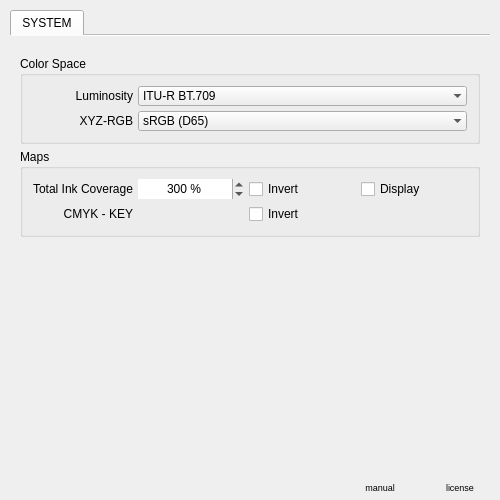
Qt form pigment_o/sampler_settings.ui (negabakuru/Pigment.O) before a commit.
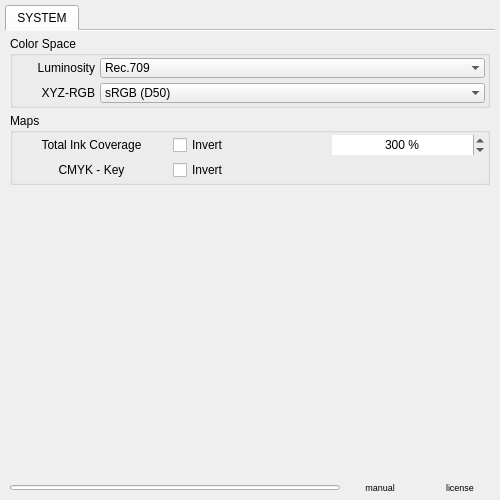
The same form after that commit.

```diff
--- a/pigment_o/sampler_settings.ui
+++ b/pigment_o/sampler_settings.ui
@@ -48,13 +48,13 @@
        <number>0</number>
       </property>
       <property name="leftMargin">
-       <number>10</number>
+       <number>5</number>
       </property>
       <property name="topMargin">
-       <number>10</number>
+       <number>5</number>
       </property>
       <property name="rightMargin">
-       <number>10</number>
+       <number>5</number>
       </property>
       <property name="bottomMargin">
        <number>0</number>
@@ -127,8 +127,8 @@
               <rect>
                <x>0</x>
                <y>0</y>
-               <width>480</width>
-               <height>448</height>
+               <width>490</width>
+               <height>453</height>
               </rect>
              </property>
              <layout class="QVBoxLayout" name="scroll_area_contents_system_layout">
@@ -136,16 +136,16 @@
                <number>5</number>
               </property>
               <property name="leftMargin">
-               <number>10</number>
+               <number>5</number>
               </property>
               <property name="topMargin">
-               <number>20</number>
+               <number>5</number>
               </property>
               <property name="rightMargin">
-               <number>10</number>
+               <number>5</number>
               </property>
               <property name="bottomMargin">
-               <number>10</number>
+               <number>5</number>
               </property>
               <item>
                <widget class="QGroupBox" name="group_color_space">
@@ -161,18 +161,21 @@
                 <property name="title">
                  <string>Color Space</string>
                 </property>
+                <property name="flat">
+                 <bool>true</bool>
+                </property>
                 <layout class="QGridLayout" name="group_color_space_layout">
                  <property name="leftMargin">
-                  <number>10</number>
+                  <number>2</number>
                  </property>
                  <property name="topMargin">
-                  <number>10</number>
+                  <number>2</number>
                  </property>
                  <property name="rightMargin">
-                  <number>10</number>
+                  <number>2</number>
                  </property>
                  <property name="bottomMargin">
-                  <number>10</number>
+                  <number>2</number>
                  </property>
                  <property name="spacing">
                   <number>5</number>
@@ -181,13 +184,13 @@
                   <widget class="QLabel" name="cs_luminosity_label">
                    <property name="minimumSize">
                     <size>
-                     <width>100</width>
+                     <width>80</width>
                      <height>20</height>
                     </size>
                    </property>
                    <property name="maximumSize">
                     <size>
-                     <width>100</width>
+                     <width>80</width>
                      <height>20</height>
                     </size>
                    </property>
@@ -232,7 +235,7 @@
                    </item>
                    <item>
                     <property name="text">
-                     <string>ITU-R BT.709</string>
+                     <string>Rec.709</string>
                     </property>
                    </item>
                    <item>
@@ -246,13 +249,13 @@
                   <widget class="QLabel" name="cs_matrix_label">
                    <property name="minimumSize">
                     <size>
-                     <width>100</width>
+                     <width>80</width>
                      <height>20</height>
                     </size>
                    </property>
                    <property name="maximumSize">
                     <size>
-                     <width>100</width>
+                     <width>80</width>
                      <height>20</height>
                     </size>
                    </property>
@@ -285,7 +288,7 @@
                     <enum>Qt::NoFocus</enum>
                    </property>
                    <property name="currentIndex">
-                    <number>1</number>
+                    <number>0</number>
                    </property>
                    <property name="frame">
                     <bool>false</bool>
@@ -410,95 +413,26 @@
                 <property name="title">
                  <string>Maps</string>
                 </property>
+                <property name="flat">
+                 <bool>true</bool>
+                </property>
                 <layout class="QGridLayout" name="group_options_layout">
                  <property name="leftMargin">
-                  <number>10</number>
+                  <number>2</number>
                  </property>
                  <property name="topMargin">
-                  <number>10</number>
+                  <number>2</number>
                  </property>
                  <property name="rightMargin">
-                  <number>10</number>
+                  <number>2</number>
                  </property>
                  <property name="bottomMargin">
-                  <number>10</number>
+                  <number>2</number>
                  </property>
                  <property name="spacing">
                   <number>5</number>
                  </property>
-                 <item row="0" column="0">
-                  <widget class="QLabel" name="label_2">
-                   <property name="minimumSize">
-                    <size>
-                     <width>100</width>
-                     <height>20</height>
-                    </size>
-                   </property>
-                   <property name="maximumSize">
-                    <size>
-                     <width>100</width>
-                     <height>20</height>
-                    </size>
-                   </property>
-                   <property name="text">
-                    <string>Total Ink Coverage</string>
-                   </property>
-                   <property name="alignment">
-                    <set>Qt::AlignRight|Qt::AlignTrailing|Qt::AlignVCenter</set>
-                   </property>
-                  </widget>
-                 </item>
-                 <item row="1" column="0">
-                  <widget class="QLabel" name="label">
-                   <property name="minimumSize">
-                    <size>
-                     <width>100</width>
-                     <height>20</height>
-                    </size>
-                   </property>
-                   <property name="maximumSize">
-                    <size>
-                     <width>100</width>
-                     <height>20</height>
-                    </size>
-                   </property>
-                   <property name="text">
-                    <string>CMYK - KEY</string>
-                   </property>
-                   <property name="alignment">
-                    <set>Qt::AlignRight|Qt::AlignTrailing|Qt::AlignVCenter</set>
-                   </property>
-                  </widget>
-                 </item>
-                 <item row="0" column="4">
-                  <widget class="QCheckBox" name="tic_display">
-                   <property name="sizePolicy">
-                    <sizepolicy hsizetype="Ignored" vsizetype="Fixed">
-                     <horstretch>0</horstretch>
-                     <verstretch>0</verstretch>
-                    </sizepolicy>
-                   </property>
-                   <property name="minimumSize">
-                    <size>
-                     <width>0</width>
-                     <height>20</height>
-                    </size>
-                   </property>
-                   <property name="maximumSize">
-                    <size>
-                     <width>16777215</width>
-                     <height>20</height>
-                    </size>
-                   </property>
-                   <property name="focusPolicy">
-                    <enum>Qt::NoFocus</enum>
-                   </property>
-                   <property name="text">
-                    <string>Display</string>
-                   </property>
-                  </widget>
-                 </item>
-                 <item row="0" column="1">
+                 <item row="0" column="6">
                   <widget class="QSpinBox" name="tic_value">
                    <property name="sizePolicy">
                     <sizepolicy hsizetype="Ignored" vsizetype="Fixed">
@@ -508,7 +442,7 @@
                    </property>
                    <property name="minimumSize">
                     <size>
-                     <width>60</width>
+                     <width>0</width>
                      <height>20</height>
                     </size>
                    </property>
@@ -544,8 +478,51 @@
                    </property>
                   </widget>
                  </item>
+                 <item row="1" column="0">
+                  <widget class="QPushButton" name="cmyk_key">
+                   <property name="sizePolicy">
+                    <sizepolicy hsizetype="Preferred" vsizetype="Preferred">
+                     <horstretch>0</horstretch>
+                     <verstretch>0</verstretch>
+                    </sizepolicy>
+                   </property>
+                   <property name="maximumSize">
+                    <size>
+                     <width>16777215</width>
+                     <height>20</height>
+                    </size>
+                   </property>
+                   <property name="focusPolicy">
+                    <enum>Qt::NoFocus</enum>
+                   </property>
+                   <property name="text">
+                    <string>CMYK - Key</string>
+                   </property>
+                   <property name="flat">
+                    <bool>true</bool>
+                   </property>
+                  </widget>
+                 </item>
                  <item row="0" column="3">
-                  <widget class="QCheckBox" name="invert_tic">
+                  <widget class="QCheckBox" name="tic_invert">
+                   <property name="sizePolicy">
+                    <sizepolicy hsizetype="Ignored" vsizetype="Fixed">
+                     <horstretch>0</horstretch>
+                     <verstretch>0</verstretch>
+                    </sizepolicy>
+                   </property>
+                   <property name="minimumSize">
+                    <size>
+                     <width>0</width>
+                     <height>20</height>
+                    </size>
+                   </property>
+                   <property name="maximumSize">
+                    <size>
+                     <width>16777215</width>
+                     <height>20</height>
+                    </size>
+                   </property>
                    <property name="focusPolicy">
                     <enum>Qt::NoFocus</enum>
                    </property>
@@ -582,6 +559,34 @@
                    </property>
                   </widget>
                  </item>
+                 <item row="0" column="0">
+                  <widget class="QPushButton" name="tic_display">
+                   <property name="sizePolicy">
+                    <sizepolicy hsizetype="Preferred" vsizetype="Preferred">
+                     <horstretch>0</horstretch>
+                     <verstretch>0</verstretch>
+                    </sizepolicy>
+                   </property>
+                   <property name="maximumSize">
+                    <size>
+                     <width>16777215</width>
+                     <height>20</height>
+                    </size>
+                   </property>
+                   <property name="focusPolicy">
+                    <enum>Qt::NoFocus</enum>
+                   </property>
+                   <property name="text">
+                    <string>Total Ink Coverage</string>
+                   </property>
+                   <property name="checkable">
+                    <bool>true</bool>
+                   </property>
+                   <property name="flat">
+                    <bool>true</bool>
+                   </property>
+                  </widget>
+                 </item>
                 </layout>
                </widget>
               </item>
@@ -646,17 +651,29 @@
       <number>5</number>
      </property>
      <item>
-      <spacer name="horizontal_spacer">
-       <property name="orientation">
-        <enum>Qt::Horizontal</enum>
+      <widget class="QProgressBar" name="progress_bar">
+       <property name="sizePolicy">
+        <sizepolicy hsizetype="Ignored" vsizetype="Fixed">
+         <horstretch>0</horstretch>
+         <verstretch>0</verstretch>
+        </sizepolicy>
        </property>
-       <property name="sizeHint" stdset="0">
+       <property name="maximumSize">
         <size>
-         <width>0</width>
-         <height>0</height>
+         <width>16777215</width>
+         <height>5</height>
         </size>
        </property>
-      </spacer>
+       <property name="value">
+        <number>0</number>
+       </property>
+       <property name="alignment">
+        <set>Qt::AlignCenter</set>
+       </property>
+       <property name="textVisible">
+        <bool>false</bool>
+       </property>
+      </widget>
      </item>
      <item>
       <widget class="QPushButton" name="manual">
```
Left out of the diff: 17 changed lines with no effect on the pictures.
